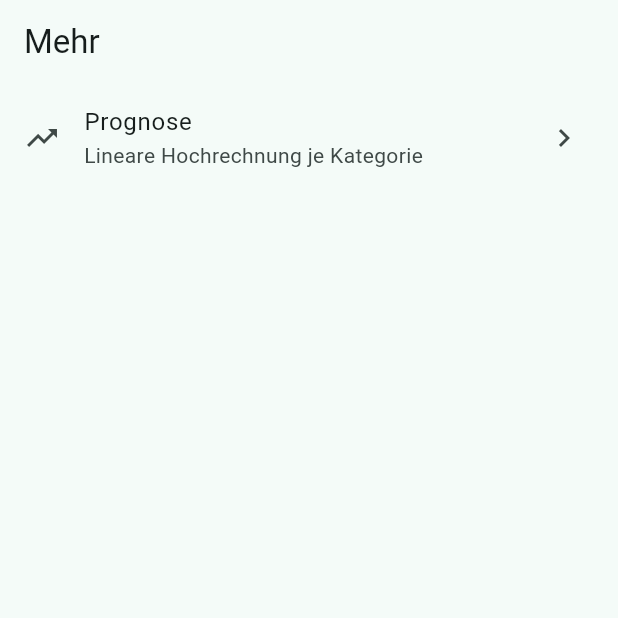
After one commit to LorkasApps/budget-view, a Flutter app: the MenuScreen screen opened directly, on a phone screen of 412 x 824 dp, the top half of it. The commit adds this screen. Run offline on Flutter 3.47's test engine with Material 3 defaults, Android fonts, the phone set to English and light mode, and no system bars; our stand-ins replace fl_chart, flutter_riverpod, image_picker, isar_community; missing offline and left inert: file_selector, google_mlkit_text_recognition, syncfusion_flutter_pdf; accounts and stored records are empty; generated files the repository leaves out were written again.

Commit message:
feat(app): move rare surfaces behind a Mehr tab (ticket 029)
A tab is earned by how often it is opened, and 022, 024 and 025 would each
have claimed one — six destinations where Material 3 allows five. The menu
absorbs them instead, so the bar stays at three from here on.

Built before 022 because the alternative is moving a screen, its tests and
its docs twice. Prognose moves in with it: the long-press from a report row
is its real path anyway.

```diff
--- /dev/null
+++ b/lib/app/menu_screen.dart
@@ -0,0 +1,55 @@
+import 'package:flutter/material.dart';
+
+import '../features/analytics/presentation/forecast_screen.dart';
+
+/// Everything the bottom nav does not carry.
+///
+/// A destination earns a tab by how often it is opened; the rare ones live here
+/// instead, so the bar stays at three while surfaces keep coming. Adding one is
+/// a single [ListTile] — app-level on purpose, since it links across domains and
+/// must not belong to any of them.
+class MenuScreen extends StatelessWidget {
+  const MenuScreen({super.key});
+
+  @override
+  Widget build(BuildContext context) => Scaffold(
+    appBar: AppBar(title: const Text('Mehr')),
+    body: ListView(
+      children: [
+        _MenuTile(
+          icon: Icons.trending_up,
+          title: 'Prognose',
+          subtitle: 'Lineare Hochrechnung je Kategorie',
+          onTap: () => Navigator.of(context).push(
+            MaterialPageRoute<void>(builder: (_) => const ForecastScreen()),
+          ),
+        ),
+      ],
+    ),
+  );
+}
+
+class _MenuTile extends StatelessWidget {
+  const _MenuTile({
+    required this.icon,
+    required this.title,
+    required this.subtitle,
+    required this.onTap,
+  });
+
+  final IconData icon;
+  final String title;
+
+  /// A surface nobody visits weekly has to explain itself in the list.
+  final String subtitle;
+  final VoidCallback onTap;
+
+  @override
+  Widget build(BuildContext context) => ListTile(
+    leading: Icon(icon),
+    title: Text(title),
+    subtitle: Text(subtitle),
+    trailing: const Icon(Icons.chevron_right),
+    onTap: onTap,
+  );
+}
```
Also changed, not shown: lib/app/app_shell.dart (+5 -5 lines), 9 other files.
